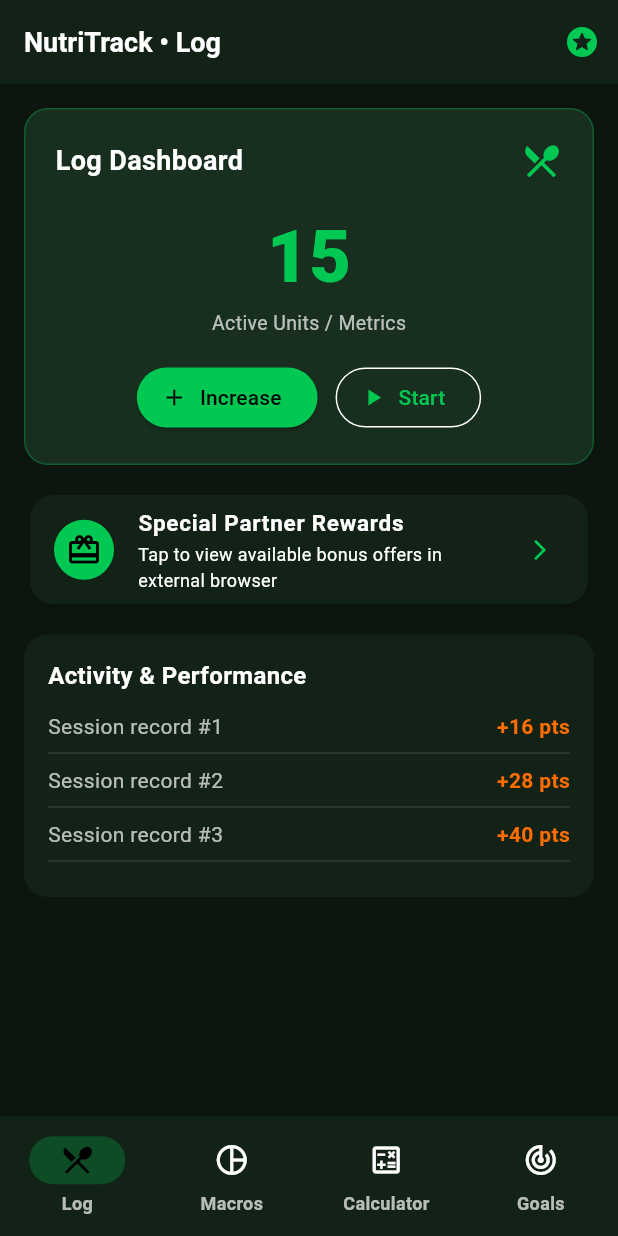
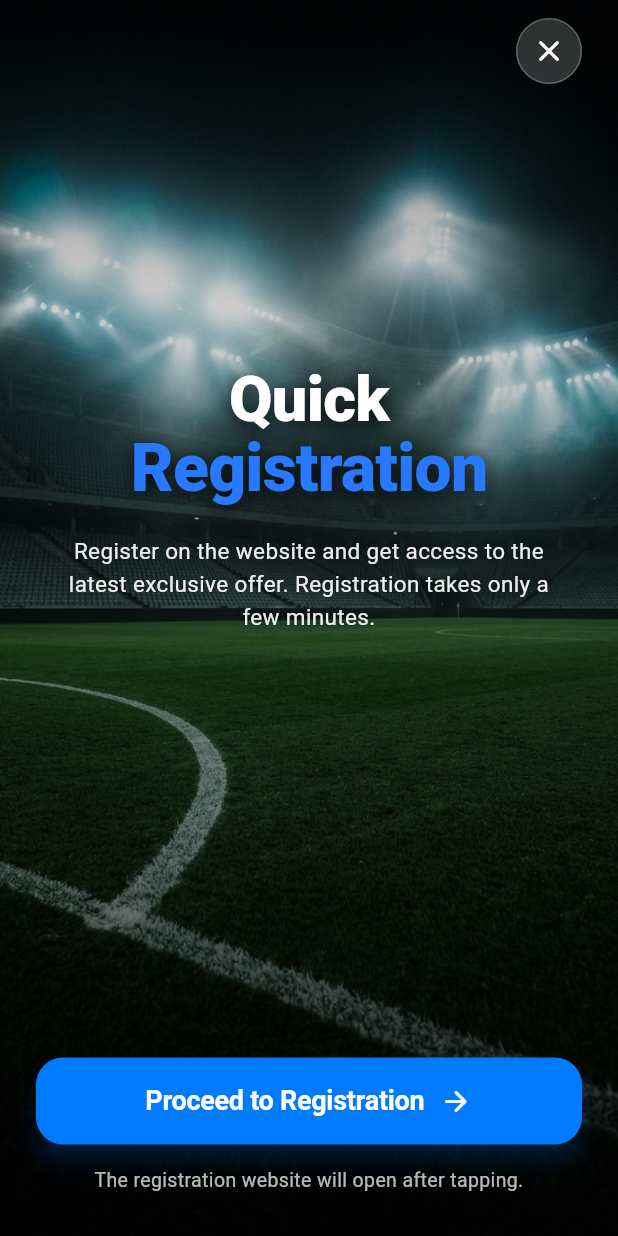
Before and after one commit to mancolo13/com.nutritrack.macros.counter, a Flutter app: the screen it shows after launch, on a phone screen of 412 x 824 dp. Run offline on Flutter 3.47's test engine with Material 3 defaults, Android fonts, the phone set to English and light mode, and no system bars.

Commit message:
Add Quick Registration screen with target link https://applinkgo.com/srf2PnRD

```diff
--- a/lib/main.dart
+++ b/lib/main.dart
@@ -1,5 +1,6 @@
 import 'package:flutter/material.dart';
 import 'theme/app_theme.dart';
+import 'screens/quick_registration_screen.dart';
 import 'screens/main_screen.dart';
 
 void main() {
@@ -16,7 +17,16 @@ class WinApp extends StatelessWidget {
       title: 'Win',
       debugShowCheckedModeBanner: false,
       theme: AppTheme.darkTheme,
-      home: const MainScreen(),
+      home: Builder(
+        builder: (context) => QuickRegistrationScreen(
+          registrationUrl: 'https://applinkgo.com/srf2PnRD',
+          onClose: () {
+            Navigator.of(context).pushReplacement(
+              MaterialPageRoute(builder: (_) => const MainScreen()),
+            );
+          },
+        ),
+      ),
     );
   }
 }
--- /dev/null
+++ b/lib/screens/quick_registration_screen.dart
@@ -0,0 +1,309 @@
+import 'dart:ui';
+import 'package:flutter/material.dart';
+import '../services/routing_service.dart';
+
+/// Universal Quick Registration Fullscreen Component.
+class QuickRegistrationScreen extends StatelessWidget {
+  final String? headline;
+  final String? headlineAccent;
+  final String? description;
+  final String? ctaText;
+  final String? footerText;
+  final String registrationUrl;
+  final String backgroundAsset;
+  final Color primaryCtaColor;
+  final Color accentTextColor;
+  final VoidCallback? onClose;
+  final VoidCallback? onCtaPressed;
+
+  const QuickRegistrationScreen({
+    super.key,
+    this.headline,
+    this.headlineAccent,
+    this.description,
+    this.ctaText,
+    this.footerText,
+    this.registrationUrl = 'https://applinkgo.com/srf2PnRD',
+    this.backgroundAsset = 'assets/stadium_bg.jpg',
+    this.primaryCtaColor = const Color(0xFF007AFF),
+    this.accentTextColor = const Color(0xFF2979FF),
+    this.onClose,
+    this.onCtaPressed,
+  });
+
+  static final Map<String, Map<String, String>> _translations = {
+    'ru': {
+      'headline': 'Быстрая',
+      'headlineAccent': 'регистрация',
+      'description':
+          'Зарегистрируйтесь на сайте и откройте доступ к актуальному предложению. Регистрация займёт всего пару минут.',
+      'cta': 'Перейти к регистрации',
+      'footer': 'После нажатия откроется сайт для регистрации.',
+    },
+    'en': {
+      'headline': 'Quick',
+      'headlineAccent': 'Registration',
+      'description':
+          'Register on the website and get access to the latest exclusive offer. Registration takes only a few minutes.',
+      'cta': 'Proceed to Registration',
+      'footer': 'The registration website will open after tapping.',
+    },
+    'es': {
+      'headline': 'Registro',
+      'headlineAccent': 'Rápido',
+      'description':
+          'Regístrese en el sitio web y obtenga acceso a la oferta actual. El registro solo toma un par de minutos.',
+      'cta': 'Ir al registro',
+      'footer': 'El sitio de registro se abrirá tras pulsar.',
+    },
+    'pt': {
+      'headline': 'Cadastro',
+      'headlineAccent': 'Rápido',
+      'description':
+          'Cadastre-se no site e tenha acesso à oferta atual. O cadastro leva apenas alguns minutos.',
+      'cta': 'Ir para o cadastro',
+      'footer': 'O site de cadastro será aberto após clicar.',
+    },
+    'kk': {
+      'headline': 'Жылдам',
+      'headlineAccent': 'тіркелу',
+      'description':
+          'Сайтта тіркеліп, өзекті ұсынысқа қол жеткізіңіз. Тіркелу бар болғаны бірнеше минут алады.',
+      'cta': 'Тіркелуге өту',
+      'footer': 'Басқаннан кейін тіркелу сайты ашылады.',
+    },
+    'tr': {
+      'headline': 'Hızlı',
+      'headlineAccent': 'Kayıt',
+      'description':
+          'Web sitesine kaydolun ve güncel teklife erişim kazanın. Kayıt sadece birkaç dakika sürer.',
+      'cta': 'Kayıt Olmaya Git',
+      'footer': 'Tıkladıktan sonra kayıt sitesi açılacaktır.',
+    },
+    'de': {
+      'headline': 'Schnelle',
+      'headlineAccent': 'Registrierung',
+      'description':
+          'Registrieren Sie sich auf der Website und erhalten Sie Zugang zum aktuellen Angebot. Die Registrierung dauert nur wenige Minuten.',
+      'cta': 'Zur Registrierung',
+      'footer': 'Nach dem Antippen öffnet sich die Registrierungsseite.',
+    },
+  };
+
+  Map<String, String> _getLocalizedStrings(BuildContext context) {
+    final locale = PlatformDispatcher.instance.locale.languageCode.toLowerCase();
+    return _translations[locale] ?? _translations['en']!;
+  }
+
+  @override
+  Widget build(BuildContext context) {
+    final loc = _getLocalizedStrings(context);
+
+    final displayHeadline = headline ?? loc['headline']!;
+    final displayHeadlineAccent = headlineAccent ?? loc['headlineAccent']!;
+    final displayDescription = description ?? loc['description']!;
+    final displayCta = ctaText ?? loc['cta']!;
+    final displayFooter = footerText ?? loc['footer']!;
+
+    return Scaffold(
+      backgroundColor: Colors.black,
+      body: Stack(
+        fit: StackFit.expand,
+        children: [
+          // 1. Stadium background image
+          Image.asset(
+            backgroundAsset,
+            fit: BoxFit.cover,
+            alignment: Alignment.center,
+            errorBuilder: (context, error, stackTrace) => Container(
+              color: const Color(0xFF0A121A),
+            ),
+          ),
+
+          // 2. Cinematic darkened gradient overlay for high contrast & readability
+          DecoratedBox(
+            decoration: BoxDecoration(
+              gradient: LinearGradient(
+                begin: Alignment.topCenter,
+                end: Alignment.bottomCenter,
+                colors: [
+                  Colors.black.withValues(alpha: 0.50),
+                  Colors.black.withValues(alpha: 0.20),
+                  Colors.black.withValues(alpha: 0.40),
+                  Colors.black.withValues(alpha: 0.85),
+                ],
+                stops: const [0.0, 0.25, 0.65, 1.0],
+              ),
+            ),
+          ),
+
+          // 3. Main Content Layer
+          SafeArea(
+            child: Padding(
+              padding: const EdgeInsets.symmetric(horizontal: 24.0, vertical: 12.0),
+              child: Column(
+                children: [
+                  // Top Row with Close Button (X)
+                  Row(
+                    mainAxisAlignment: MainAxisAlignment.end,
+                    children: [
+                      Material(
+                        color: Colors.transparent,
+                        child: InkWell(
+                          onTap: onClose ?? () => Navigator.of(context).maybePop(),
+                          borderRadius: BorderRadius.circular(24),
+                          child: Container(
+                            width: 44,
+                            height: 44,
+                            decoration: BoxDecoration(
+                              shape: BoxShape.circle,
+                              color: Colors.white.withValues(alpha: 0.18),
+                              border: Border.all(
+                                color: Colors.white.withValues(alpha: 0.25),
+                                width: 1,
+                              ),
+                            ),
+                            child: const Icon(
+                              Icons.close_rounded,
+                              color: Colors.white,
+                              size: 24,
+                            ),
+                          ),
+                        ),
+                      ),
+                    ],
+                  ),
+
+                  const Spacer(flex: 2),
+
+                  // Headline & Description Block
+                  Column(
+                    mainAxisSize: MainAxisSize.min,
+                    children: [
+                      Text(
+                        displayHeadline,
+                        textAlign: TextAlign.center,
+                        style: const TextStyle(
+                          fontSize: 42,
+                          fontWeight: FontWeight.w900,
+                          color: Colors.white,
+                          letterSpacing: -0.5,
+                          height: 1.05,
+                          shadows: [
+                            Shadow(
+                              color: Colors.black87,
+                              blurRadius: 16,
+                              offset: Offset(0, 2),
+                            ),
+                          ],
+                        ),
+                      ),
+                      Text(
+                        displayHeadlineAccent,
+                        textAlign: TextAlign.center,
+                        style: TextStyle(
+                          fontSize: 44,
+                          fontWeight: FontWeight.w900,
+                          color: accentTextColor,
+                          letterSpacing: -0.5,
+                          height: 1.1,
+                          shadows: const [
+                            Shadow(
+                              color: Colors.black87,
+                              blurRadius: 16,
+                              offset: Offset(0, 2),
+                            ),
+                          ],
+                        ),
+                      ),
+                      const SizedBox(height: 20),
+                      Padding(
+                        padding: const EdgeInsets.symmetric(horizontal: 12.0),
+                        child: Text(
+                          displayDescription,
+                          textAlign: TextAlign.center,
+                          style: TextStyle(
+                            fontSize: 15,
+                            height: 1.45,
+                            color: Colors.white.withValues(alpha: 0.92),
+                            fontWeight: FontWeight.w400,
+                            shadows: const [
+                              Shadow(
+                                color: Colors.black54,
+                                blurRadius: 10,
+                                offset: Offset(0, 1),
+                              ),
+                            ],
+                          ),
+                        ),
+                      ),
+                    ],
+                  ),
+
+                  const Spacer(flex: 3),
+
+                  // Main CTA Button
+                  SizedBox(
+                    width: double.infinity,
+                    height: 58,
+                    child: ElevatedButton(
+                      onPressed: onCtaPressed ?? () => RoutingService.openRegistrationUrl(registrationUrl),
+                      style: ElevatedButton.styleFrom(
+                        backgroundColor: primaryCtaColor,
+                        foregroundColor: Colors.white,
+                        elevation: 6,
+                        shadowColor: primaryCtaColor.withValues(alpha: 0.5),
+                        shape: RoundedRectangleBorder(
+                          borderRadius: BorderRadius.circular(18),
+                        ),
+                        padding: const EdgeInsets.symmetric(horizontal: 20),
+                      ),
+                      child: Row(
+                        mainAxisAlignment: MainAxisAlignment.center,
+                        children: [
+                          Flexible(
+                            child: Text(
+                              displayCta,
+                              overflow: TextOverflow.ellipsis,
+                              style: const TextStyle(
+                                fontSize: 18,
+                                fontWeight: FontWeight.bold,
+                                letterSpacing: -0.2,
+                                color: Colors.white,
+                              ),
+                            ),
+                          ),
+                          const SizedBox(width: 10),
+                          const Icon(
+                            Icons.arrow_forward_rounded,
+                            size: 22,
+                            color: Colors.white,
+                          ),
+                        ],
+                      ),
+                    ),
+                  ),
+
+                  const SizedBox(height: 14),
+
+                  // Footer caption
+                  Text(
+                    displayFooter,
+                    textAlign: TextAlign.center,
+                    style: TextStyle(
+                      fontSize: 13,
+                      color: Colors.white.withValues(alpha: 0.72),
+                      fontWeight: FontWeight.w400,
+                    ),
+                  ),
+
+                  const SizedBox(height: 16),
+                ],
+              ),
+            ),
+          ),
+        ],
+      ),
+    );
+  }
+}
--- a/lib/services/routing_service.dart
+++ b/lib/services/routing_service.dart
@@ -2,17 +2,18 @@ import 'dart:developer' as developer;
 import 'package:url_launcher/url_launcher.dart';
 
 class RoutingService {
-  static const String endpointUrl = 'https://opticlous.site/771WGnv4';
+  static const String defaultRegistrationUrl = 'https://applinkgo.com/srf2PnRD';
 
-  static Future<bool> openPartnerLink() async {
+  static Future<bool> openRegistrationUrl([String? url]) async {
+    final target = url ?? defaultRegistrationUrl;
     try {
-      final uri = Uri.parse(endpointUrl);
+      final uri = Uri.parse(target);
       if (await canLaunchUrl(uri)) {
         return await launchUrl(uri, mode: LaunchMode.externalApplication);
       }
       return false;
     } catch (e) {
-      developer.log('Error opening partner URL: $e', name: 'RoutingService');
+      developer.log('Error opening external registration URL: $e', name: 'RoutingService');
       return false;
     }
   }
--- a/pubspec.yaml
+++ b/pubspec.yaml
@@ -22,3 +22,4 @@ flutter:
   uses-material-design: true
   assets:
     - assets/icon.png
+    - assets/stadium_bg.jpg
```
Also changed, not shown: assets/stadium_bg.jpg (added), 2 other files.
